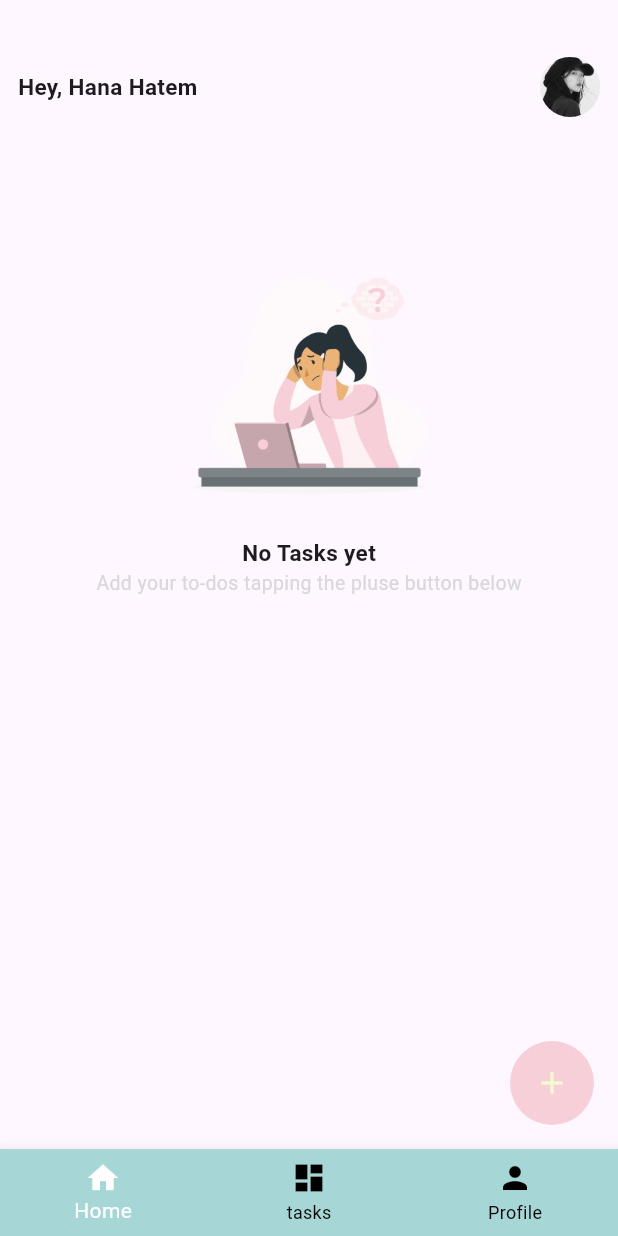
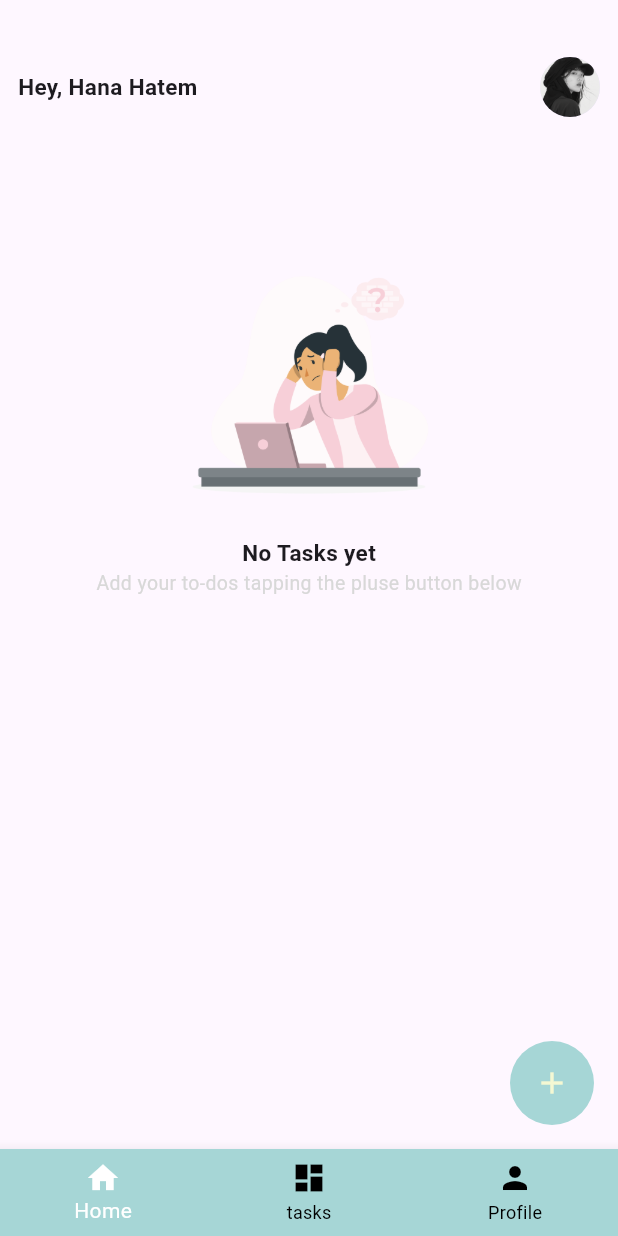
Before and after one commit to hanahatem1/todoApp, a Flutter app: the screen it shows after launch, on a phone screen of 412 x 824 dp. Run offline on Flutter 3.47's test engine with Material 3 defaults, Android fonts, the phone set to English and light mode, and no system bars.

```diff
--- a/lib/home/data/models/task_model.dart
+++ b/lib/home/data/models/task_model.dart
@@ -1,6 +1,7 @@
 class TaskModel {
   final String title;
   final String description;
+  bool isDone;
 
-  TaskModel({required this.title, required this.description});
+  TaskModel({required this.title, required this.description,this.isDone=false});
 }
--- a/lib/home/presentation/widgets/add_button.dart
+++ b/lib/home/presentation/widgets/add_button.dart
@@ -11,7 +11,7 @@ class AddButton extends StatelessWidget {
     return FloatingActionButton(
       elevation: 0,
       shape: const CircleBorder(),
-      backgroundColor: AppColors.pinkColor,
+      backgroundColor: AppColors.blueColor,
       child: Icon(Icons.add,color: AppColors.whiteColor1,),
       onPressed: (){
         showDialog(
```
Also changed, not shown: lib/home/presentation/widgets/list_view_note.dart (+15 -3 lines), lib/home/presentation/widgets/list_view_note_item.dart (+26 -3 lines).
